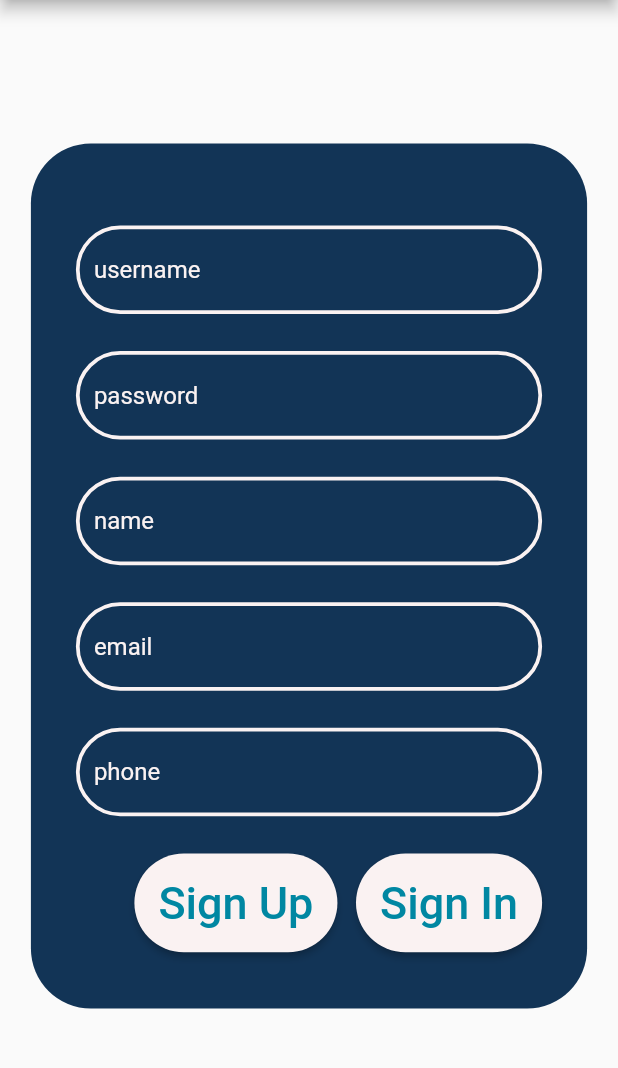
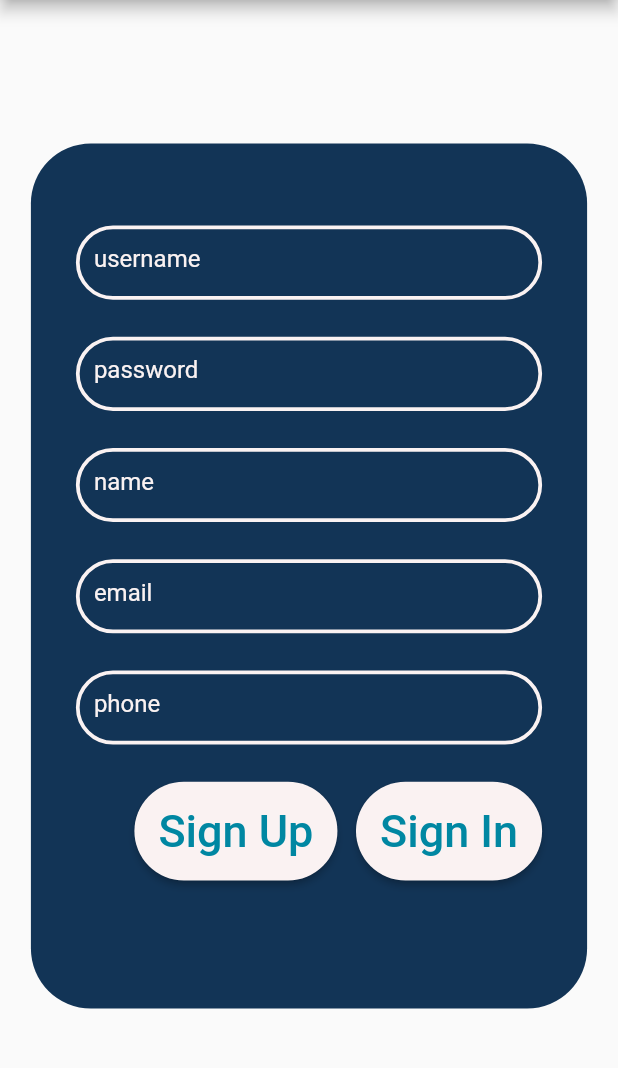
Before and after one commit to ImtiazKhaled/FitnessApp, a Flutter app: the screen it shows after launch, after a tap on "Sign Up", on a phone screen of 412 x 824 dp, the part 84-1152 px from its top. Run offline on Flutter 3.47's test engine with Material 2 defaults, Android fonts, the phone set to English and light mode, and no system bars.

Commit message:
fixed text field

```diff
--- a/lib/Pages/login.dart
+++ b/lib/Pages/login.dart
@@ -72,7 +72,9 @@ class _LoginState extends State<Login>  {
     );
 
     //a styled general text field
-    _inputTextField(String hintText, bool _obsecureText, TextEditingController output) => TextField(
+    _inputTextField(String hintText, bool _obsecureText, TextEditingController output) => Container(
+        height: height * 0.06,
+        child: TextField(
         controller: output,
         decoration: InputDecoration(
           //fillColor: Theme.of(context).accentColor,
@@ -90,6 +92,7 @@ class _LoginState extends State<Login>  {
           border: OutlineInputBorder(),
           ),
           obscureText: _obsecureText,
+      ),
     );
 
     //the styled login button
```
Lines whose indentation alone changed are shown as unchanged.
